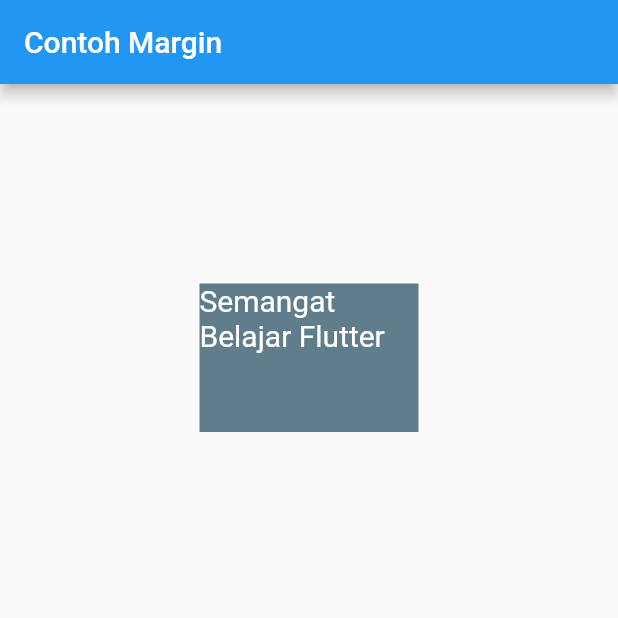
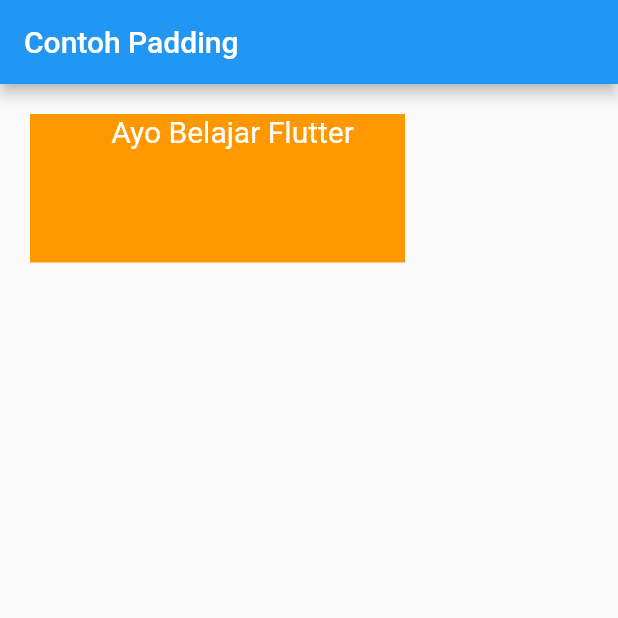
Before and after one commit to dewanggaptr/learn-flutter, a Flutter app: the screen it shows after launch, on a phone screen of 412 x 824 dp, the top half of it. Run offline on Flutter 3.47's test engine with Material 2 defaults, Android fonts, the phone set to English and light mode, and no system bars.

Commit message:
padding_property

```diff
--- a/basic_widget/lib/main.dart
+++ b/basic_widget/lib/main.dart
@@ -9,16 +9,17 @@ class MyApp extends StatelessWidget {
   Widget build(BuildContext context) {
     return MaterialApp(
       home: Scaffold(
-          appBar: AppBar(title: const Text("Contoh Margin")),
+          appBar: AppBar(title: const Text("Contoh Padding")),
           // ignore: avoid_unnecessary_containers
           body: Container(
-              margin: const EdgeInsets.all(133),
+              padding: const EdgeInsets.only(left: 20),
+              margin: const EdgeInsets.all(20),
               height: 99,
               width: 250,
               alignment: Alignment.topCenter,
-              color: Colors.blueGrey,
+              color: Colors.orange,
               child: const Text(
-                'Semangat Belajar Flutter',
+                'Ayo Belajar Flutter',
                 style: TextStyle(fontSize: 20, color: Colors.white),
               ))),
     );
```
Also changed, not shown: basic_widget/images/padding_property.png (added).
